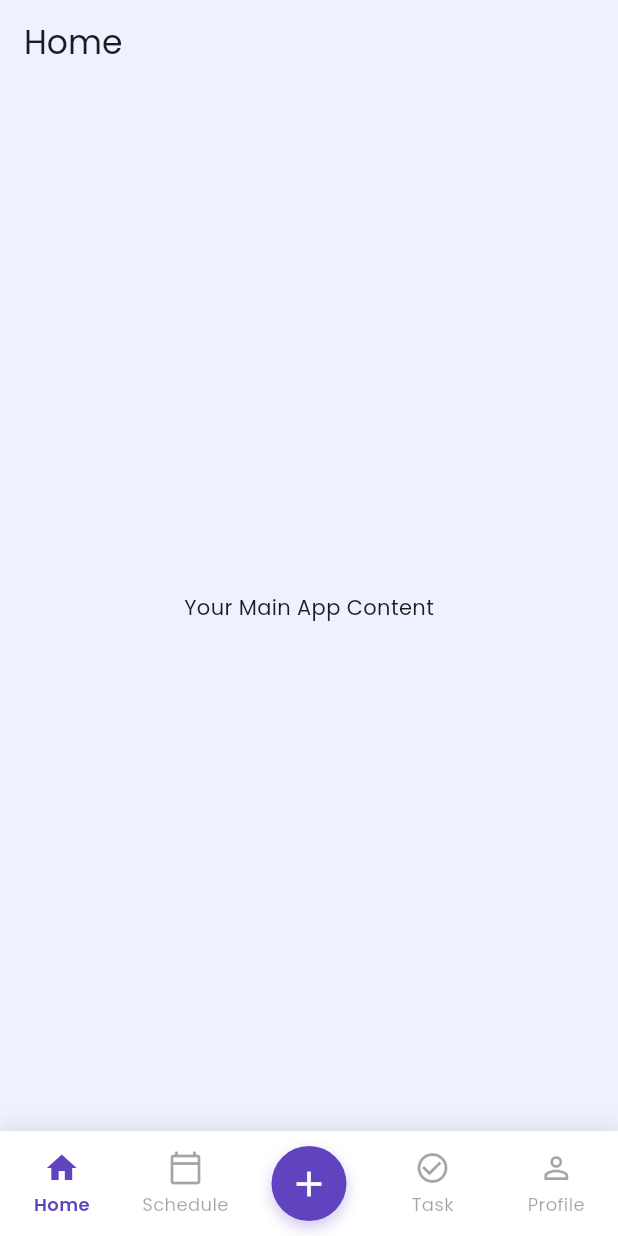
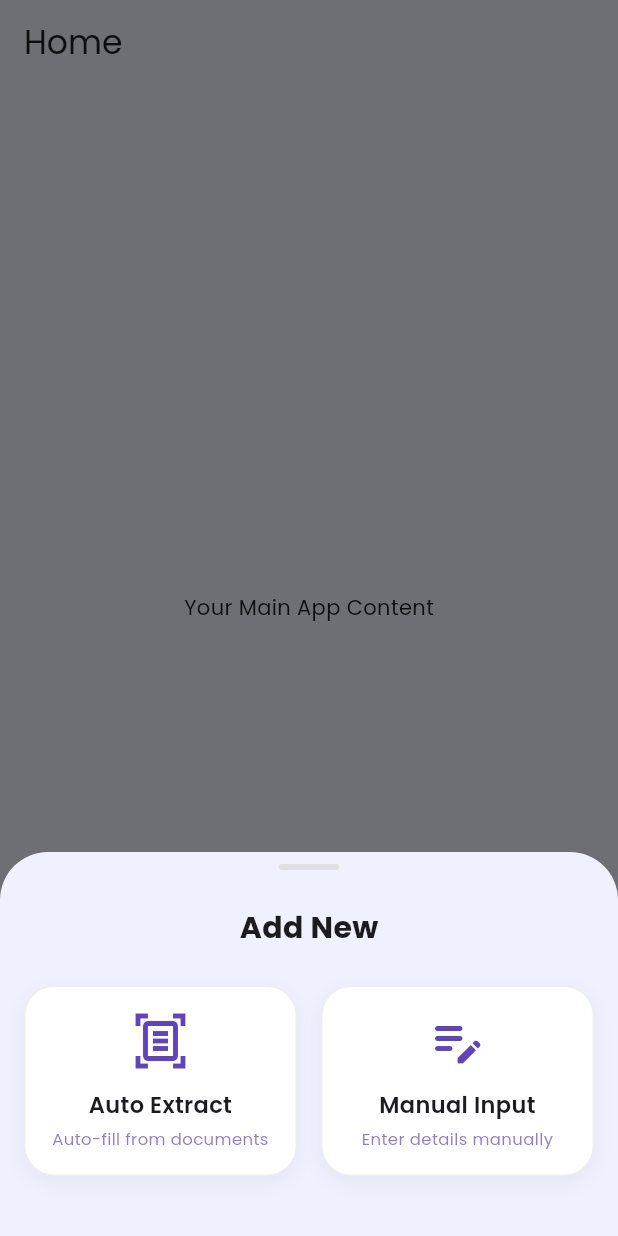
Before and after one commit to chee0101/classmate, a Flutter app: the screen it shows after launch, item 3 of the bottom bar chosen, after a tap on the "add" icon, on a phone screen of 412 x 824 dp. Run offline on Flutter 3.47's test engine with Material 3 defaults, Android fonts, the phone set to English and light mode, and no system bars; our stand-ins replace flutter_svg, google_fonts.

Commit message:
added bottom sheet for auto-extract and manual input

```diff
--- a/frontend/lib/core/layout/main_scaffold.dart
+++ b/frontend/lib/core/layout/main_scaffold.dart
@@ -36,42 +36,7 @@ class _MainScaffoldState extends State<MainScaffold> {
             _screenIndex = index;
           });
         },
-        onAddTap: () => _onAddPressed(context),
       ),
     );
   }
-
-  void _onAddPressed(BuildContext context) {
-    showModalBottomSheet(
-      context: context,
-      shape: const RoundedRectangleBorder(
-        borderRadius: BorderRadius.vertical(top: Radius.circular(16)),
-      ),
-      builder: (_) {
-        return Padding(
-          padding: const EdgeInsets.all(24),
-          child: Column(
-            mainAxisSize: MainAxisSize.min,
-            children: [
-              const Text(
-                'Add New',
-                style: TextStyle(fontSize: 18, fontWeight: FontWeight.bold),
-              ),
-              const SizedBox(height: 16),
-              ListTile(
-                leading: const Icon(Icons.document_scanner),
-                title: const Text('Auto Extract'),
-                onTap: () => Navigator.pop(context),
-              ),
-              ListTile(
-                leading: const Icon(Icons.text_fields),
-                title: const Text('Manual Input'),
-                onTap: () => Navigator.pop(context),
-              ),
-            ],
-          ),
-        );
-      },
-    );
-  }
 }
--- /dev/null
+++ b/frontend/lib/core/widgets/common/add_new_bottom_sheet.dart
@@ -0,0 +1,142 @@
+import 'package:flutter/material.dart';
+import '../../constants/app_spacing.dart';
+
+class AddNewBottomSheet extends StatelessWidget {
+  const AddNewBottomSheet({super.key});
+
+  static void show(BuildContext context) {
+    showModalBottomSheet(
+      context: context,
+      isScrollControlled: true,
+      backgroundColor: Colors.transparent,
+      builder: (context) => const AddNewBottomSheet(),
+    );
+  }
+
+  @override
+  Widget build(BuildContext context) {
+    final colorScheme = Theme.of(context).colorScheme;
+
+    return Container(
+      padding: const EdgeInsets.symmetric(
+        horizontal: AppSpacing.md,
+        vertical: AppSpacing.sm,
+      ),
+      decoration: BoxDecoration(
+        color: colorScheme.surface,
+        borderRadius: const BorderRadius.vertical(
+            top: Radius.circular(AppSpacing.xl)),
+      ),
+      child: Column(
+        mainAxisSize: MainAxisSize.min,
+        children: [
+          // Handle bar
+          Container(
+            width: 40,
+            height: 4,
+            decoration: BoxDecoration(
+              color: Colors.grey.shade300,
+              borderRadius: BorderRadius.circular(AppSpacing.xs),
+            ),
+          ),
+          const SizedBox(height: AppSpacing.lg),
+
+          Text(
+            'Add New',
+            style: TextStyle(
+              fontSize: 20,
+              fontWeight: FontWeight.bold,
+              color: colorScheme.onSurface,
+            ),
+          ),
+          const SizedBox(height: AppSpacing.lg),
+
+          Row(
+            children: [
+              Expanded(
+                child: _OptionCard(
+                  icon: Icons.document_scanner_outlined,
+                  title: 'Auto Extract',
+                  subtitle: 'Auto-fill from documents',
+                  onTap: () => Navigator.pop(context),
+                ),
+              ),
+              const SizedBox(width: AppSpacing.md),
+              Expanded(
+                child: _OptionCard(
+                  icon: Icons.edit_note_rounded,
+                  title: 'Manual Input',
+                  subtitle: 'Enter details manually',
+                  onTap: () => Navigator.pop(context),
+                ),
+              ),
+            ],
+          ),
+          const SizedBox(height: AppSpacing.xl),
+        ],
+      ),
+    );
+  }
+}
+
+class _OptionCard extends StatelessWidget {
+  final IconData icon;
+  final String title;
+  final String subtitle;
+  final VoidCallback onTap;
+
+  const _OptionCard({
+    required this.icon,
+    required this.title,
+    required this.subtitle,
+    required this.onTap,
+  });
+
+  @override
+  Widget build(BuildContext context) {
+    final primaryColor = Theme.of(context).colorScheme.primary;
+
+    return InkWell(
+      onTap: onTap,
+      borderRadius: BorderRadius.circular(20),
+      child: Container(
+        padding: const EdgeInsets.all(16),
+        decoration: BoxDecoration(
+          border: Border.all(color: Colors.grey.shade200),
+          borderRadius: BorderRadius.circular(20),
+          color: Colors.white,
+          boxShadow: [
+            BoxShadow(
+              color: Colors.black.withOpacity(0.05),
+              blurRadius: 10,
+              offset: const Offset(0, 4),
+            ),
+          ],
+        ),
+        child: Column(
+          children: [
+            Icon(icon, size: 40, color: primaryColor),
+            const SizedBox(height: 12),
+            Text(
+              title,
+              textAlign: TextAlign.center,
+              style: const TextStyle(
+                fontSize: 15,
+                fontWeight: FontWeight.w600,
+              ),
+            ),
+            const SizedBox(height: 4),
+            Text(
+              subtitle,
+              textAlign: TextAlign.center,
+              style: TextStyle(
+                fontSize: 11,
+                color: primaryColor.withOpacity(0.7),
+              ),
+            ),
+          ],
+        ),
+      ),
+    );
+  }
+}
--- a/frontend/lib/core/widgets/common/app_bottom_nav.dart
+++ b/frontend/lib/core/widgets/common/app_bottom_nav.dart
@@ -1,15 +1,14 @@
 import 'package:flutter/material.dart';
+import 'add_new_bottom_sheet.dart';
 
 class AppBottomNav extends StatelessWidget {
   final int currentIndex;
   final ValueChanged<int> onTap;
-  final VoidCallback onAddTap;
 
   const AppBottomNav({
     super.key,
     required this.currentIndex,
     required this.onTap,
-    required this.onAddTap,
   });
 
   @override
@@ -52,7 +51,7 @@ class AppBottomNav extends StatelessWidget {
               Expanded(
                 child: Center(
                   child: GestureDetector(
-                    onTap: onAddTap,
+                    onTap: () => AddNewBottomSheet.show(context),
                     child: Container(
                       width: 50,
                       height: 50,
@@ -110,7 +109,7 @@ class AppBottomNav extends StatelessWidget {
       child: InkWell(
         onTap: () => onTap(index),
         child: SizedBox(
-          height: double.infinity, // 🔥 FULL HEIGHT
+          height: double.infinity,
           child: Column(
             mainAxisAlignment: MainAxisAlignment.center,
             children: [
```
